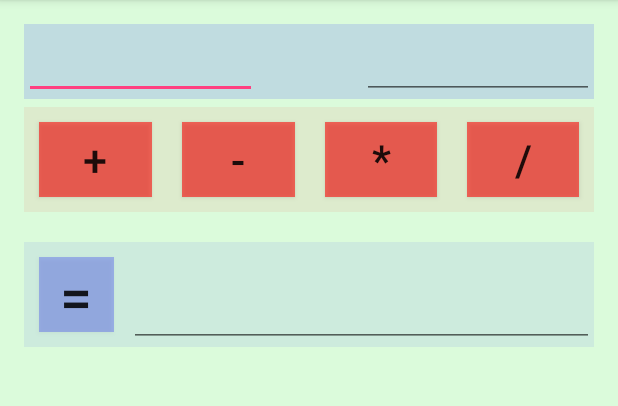
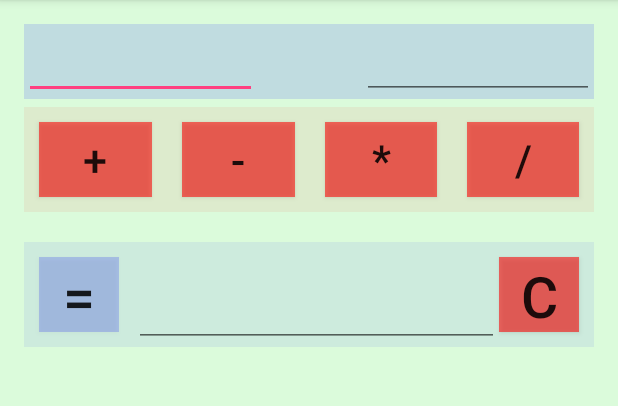
Before and after one commit to pingsasin/BasicCal, an Android app: the screen it shows after launch (MainActivity), on a phone screen of 412 x 824 dp, the part 84-490 px from its top. Run offline under Robolectric (Android 15) with nearby library versions, the phone set to English and light mode, and no system bars.

Commit message:
22/7 some change add clear btn

```diff
--- a/app/src/main/java/th/co/creativeme/basiccal/MainActivity.java
+++ b/app/src/main/java/th/co/creativeme/basiccal/MainActivity.java
@@ -22,7 +22,7 @@ public class MainActivity extends AppCompatActivity {
         Button mMinusBtn = (Button) findViewById(R.id.minusBtn);
         Button mMultiplyBtn = (Button) findViewById(R.id.multiplyBtn);
         Button mDivideBtn = (Button) findViewById(R.id.divideBtn);
-        //Button mEqualBtn = (Button) findViewById(R.id.equalBtn);
+        Button mClearBtn = (Button) findViewById(R.id.clearBtn);
 
         final TextView mActionCal = (TextView) findViewById(R.id.actionCal);
 
@@ -86,6 +86,14 @@ public class MainActivity extends AppCompatActivity {
                 mOutPut.setText(String.valueOf(sum));
             }
         });
+        mClearBtn.setOnClickListener(new View.OnClickListener() {
+            @Override
+            public void onClick(View view) {
+                mInput1.setText("");
+                mInput2.setText("");
+                mOutPut.setText("");
+            }
+        });
         /**mEqualBtn.setOnClickListener(new View.OnClickListener() {
             @Override
             public void onClick(View view) {
--- a/app/src/main/res/layout/activity_main.xml
+++ b/app/src/main/res/layout/activity_main.xml
@@ -116,11 +116,12 @@
 
         <Button
             android:id="@+id/equalBtn"
-            android:layout_width="50dp"
+            android:layout_width="match_parent"
             android:layout_height="50dp"
+            android:layout_weight="5"
             android:text="="
             android:textSize="17pt"
-            android:background="#400000ff"
+            android:background="#300000ff"
             android:layout_gravity="center_vertical"
             android:layout_marginLeft="10dp"
             />
@@ -128,7 +129,20 @@
             android:id="@+id/output"
             android:layout_width="match_parent"
             android:layout_height="match_parent"
+            android:layout_weight="2"
             android:layout_marginLeft="10dp"
+
+            />
+        <Button
+            android:id="@+id/clearBtn"
+            android:layout_width="match_parent"
+            android:layout_height="50dp"
+            android:layout_weight="5"
+            android:text="C"
+            android:textSize="17pt"
+            android:background="#90ff0000"
+            android:layout_gravity="center_vertical"
+            android:layout_marginRight="10dp"
             />
     </LinearLayout>
 
```
